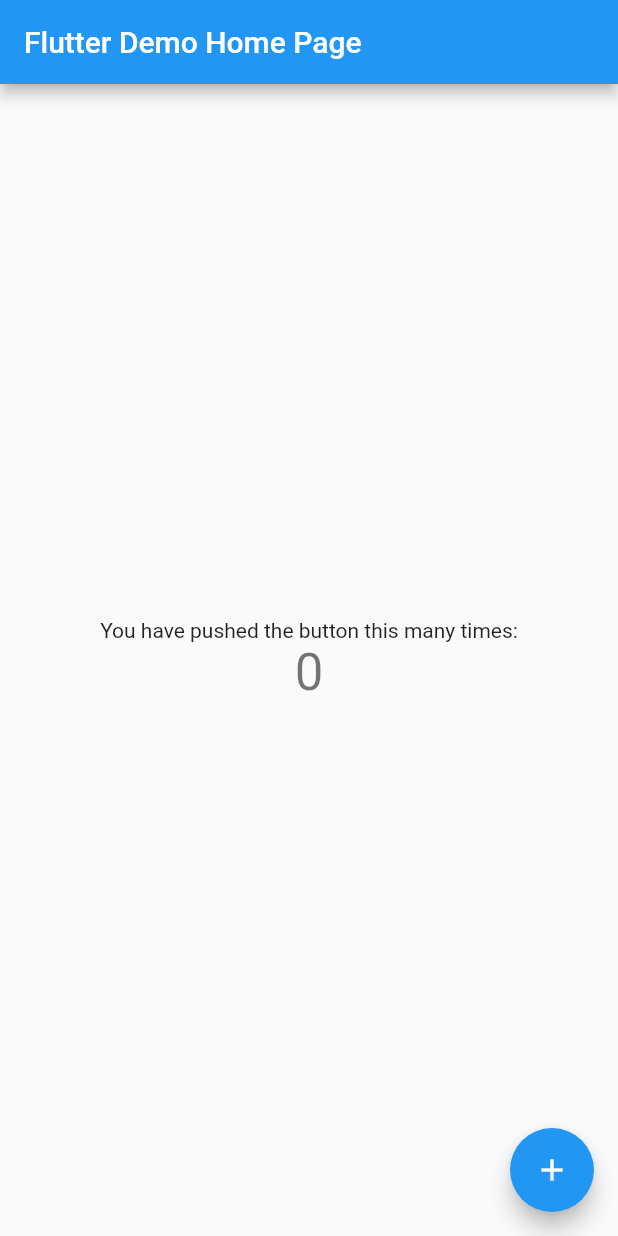
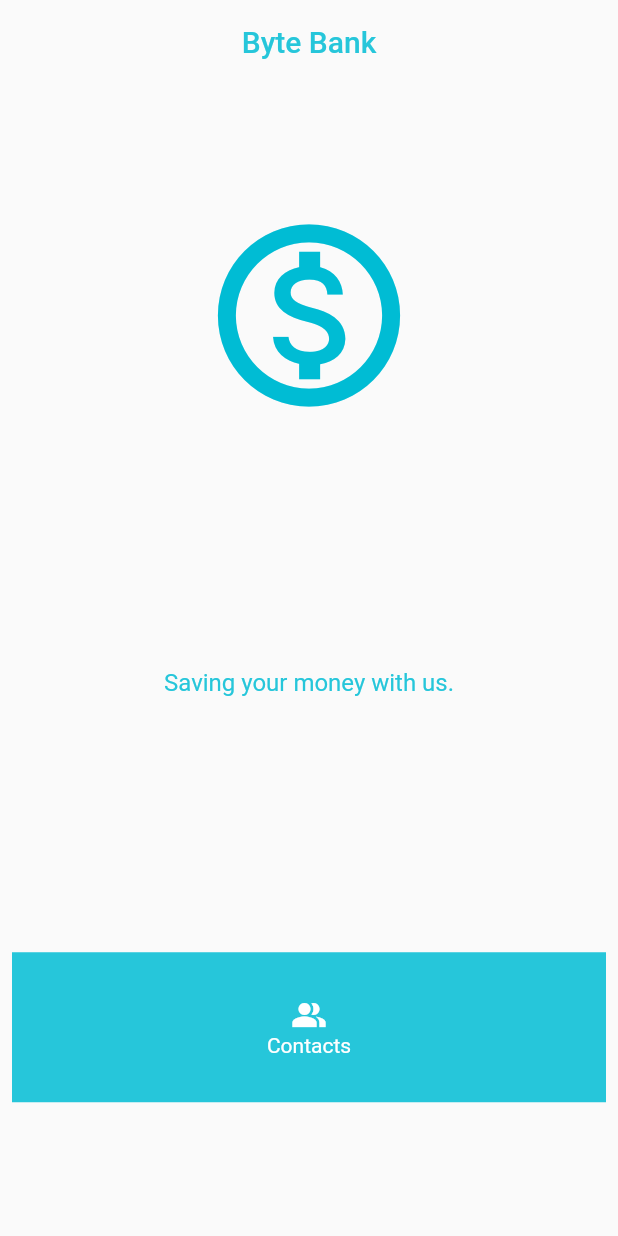
Before and after one commit to JoaquimSilva/estudos_flutter_bytebank, a Flutter app: the screen it shows after launch, on a phone screen of 412 x 824 dp. Run offline on Flutter 3.47's test engine with Material 2 defaults, Android fonts, the phone set to English and light mode, and no system bars; our stand-ins replace sqflite; accounts and stored records are empty.

```diff
--- a/lib/main.dart
+++ b/lib/main.dart
@@ -1,113 +1,38 @@
 import 'package:flutter/material.dart';
 
+import 'screens/dashboard.dart';
+
 void main() {
-  runApp(MyApp());
+  runApp(ByteBankApp());
 }
 
-class MyApp extends StatelessWidget {
-  // This widget is the root of your application.
+class ByteBankApp extends StatefulWidget {
+  @override
+  _ByteBankAppState createState() => _ByteBankAppState();
+}
+
+class _ByteBankAppState extends State<ByteBankApp> {
   @override
   Widget build(BuildContext context) {
     return MaterialApp(
-      title: 'Flutter Demo',
       theme: ThemeData(
-        // This is the theme of your application.
-        //
-        // Try running your application with "flutter run". You'll see the
-        // application has a blue toolbar. Then, without quitting the app, try
-        // changing the primarySwatch below to Colors.green and then invoke
-        // "hot reload" (press "r" in the console where you ran "flutter run",
-        // or simply save your changes to "hot reload" in a Flutter IDE).
-        // Notice that the counter didn't reset back to zero; the application
-        // is not restarted.
-        primarySwatch: Colors.blue,
+        primaryColor: Colors.cyan[400],
+        accentColor: Colors.grey[600],
+        buttonTheme: ButtonThemeData(
+          buttonColor: Colors.cyan[700],
+          textTheme: ButtonTextTheme.primary,
+        ),
       ),
-      home: MyHomePage(title: 'Flutter Demo Home Page'),
+      darkTheme: ThemeData(
+        primaryColor: Colors.yellow[400],
+        accentColor: Colors.white,
+        buttonTheme: ButtonThemeData(
+          buttonColor: Colors.yellow[700],
+          textTheme: ButtonTextTheme.primary,
+        ),
+      ),
+      debugShowCheckedModeBanner: false,
+      home: Dashboard(),
     );
   }
 }
-
-class MyHomePage extends StatefulWidget {
-  MyHomePage({Key key, this.title}) : super(key: key);
-
-  // This widget is the home page of your application. It is stateful, meaning
-  // that it has a State object (defined below) that contains fields that affect
-  // how it looks.
-
-  // This class is the configuration for the state. It holds the values (in this
-  // case the title) provided by the parent (in this case the App widget) and
-  // used by the build method of the State. Fields in a Widget subclass are
-  // always marked "final".
-
-  final String title;
-
-  @override
-  _MyHomePageState createState() => _MyHomePageState();
-}
-
-class _MyHomePageState extends State<MyHomePage> {
-  int _counter = 0;
-
-  void _incrementCounter() {
-    setState(() {
-      // This call to setState tells the Flutter framework that something has
-      // changed in this State, which causes it to rerun the build method below
-      // so that the display can reflect the updated values. If we changed
-      // _counter without calling setState(), then the build method would not be
-      // called again, and so nothing would appear to happen.
-      _counter++;
-    });
-  }
-
-  @override
-  Widget build(BuildContext context) {
-    // This method is rerun every time setState is called, for instance as done
-    // by the _incrementCounter method above.
-    //
-    // The Flutter framework has been optimized to make rerunning build methods
-    // fast, so that you can just rebuild anything that needs updating rather
-    // than having to individually change instances of widgets.
-    return Scaffold(
-      appBar: AppBar(
-        // Here we take the value from the MyHomePage object that was created by
-        // the App.build method, and use it to set our appbar title.
-        title: Text(widget.title),
-      ),
-      body: Center(
-        // Center is a layout widget. It takes a single child and positions it
-        // in the middle of the parent.
-        child: Column(
-          // Column is also a layout widget. It takes a list of children and
-          // arranges them vertically. By default, it sizes itself to fit its
-          // children horizontally, and tries to be as tall as its parent.
-          //
-          // Invoke "debug painting" (press "p" in the console, choose the
-          // "Toggle Debug Paint" action from the Flutter Inspector in Android
-          // Studio, or the "Toggle Debug Paint" command in Visual Studio Code)
-          // to see the wireframe for each widget.
-          //
-          // Column has various properties to control how it sizes itself and
-          // how it positions its children. Here we use mainAxisAlignment to
-          // center the children vertically; the main axis here is the vertical
-          // axis because Columns are vertical (the cross axis would be
-          // horizontal).
-          mainAxisAlignment: MainAxisAlignment.center,
-          children: <Widget>[
-            Text(
-              'You have pushed the button this many times:',
-            ),
-            Text(
-              '$_counter',
-              style: Theme.of(context).textTheme.headline4,
-            ),
-          ],
-        ),
-      ),
-      floatingActionButton: FloatingActionButton(
-        onPressed: _incrementCounter,
-        tooltip: 'Increment',
-        child: Icon(Icons.add),
-      ), // This trailing comma makes auto-formatting nicer for build methods.
-    );
-  }
-}
--- /dev/null
+++ b/lib/screens/dashboard.dart
@@ -0,0 +1,74 @@
+import 'package:estudos_flutter_bytebank/screens/contacts_list.dart';
+import 'package:flutter/material.dart';
+
+class Dashboard extends StatelessWidget {
+  const Dashboard({
+    Key key,
+  }) : super(key: key);
+
+  static const String _name = 'Byte Bank';
+  static const String _contacts = 'Contacts';
+  static const String _mensage = 'Saving your money with us.';
+
+  @override
+  Widget build(BuildContext context) {
+    return Scaffold(
+      appBar: AppBar(
+        elevation: 0,
+        backgroundColor: Colors.transparent,
+        title: Center(
+          child: Text(
+            _name,
+            style: TextStyle(
+              color: Colors.cyan[400],
+            ),
+          ),
+        ),
+      ),
+      body: Column(
+        mainAxisAlignment: MainAxisAlignment.spaceAround,
+        crossAxisAlignment: CrossAxisAlignment.center,
+        children: [
+          Icon(
+            Icons.monetization_on_outlined,
+            color: Colors.cyan,
+            size: 146,
+          ),
+          Text(
+            _mensage,
+            style: TextStyle(
+              fontSize: 16,
+              color: Colors.cyan[400],
+            ),
+          ),
+          Padding(
+            padding: const EdgeInsets.all(8.0),
+            child: Material(
+              color: Theme.of(context).primaryColor,
+              child: InkWell(
+                onTap: () {
+                  Navigator.of(context).push(
+                    MaterialPageRoute(builder: (context) => ContactsList()),
+                  );
+                },
+                child: Center(
+                  child: Container(
+                      height: 100,
+                      width: double.infinity,
+                      child: Column(
+                        mainAxisAlignment: MainAxisAlignment.center,
+                        crossAxisAlignment: CrossAxisAlignment.center,
+                        children: [
+                          Icon(Icons.people_alt, color: Colors.white),
+                          Text(_contacts, style: TextStyle(color: Colors.white))
+                        ],
+                      )),
+                ),
+              ),
+            ),
+          ),
+        ],
+      ),
+    );
+  }
+}
--- a/pubspec.yaml
+++ b/pubspec.yaml
@@ -28,6 +28,8 @@
   # The following adds the Cupertino Icons font to your application.
   # Use with the CupertinoIcons class for iOS style icons.
   cupertino_icons: ^1.0.2
+  sqflite:
+  path:
 
 dev_dependencies:
   flutter_test:
@@ -46,8 +48,8 @@
 
   # To add assets to your application, add an assets section, like this:
   # assets:
-  #   - images/a_dot_burr.jpeg
-  #   - images/a_dot_ham.jpeg
+    # - assets/images/savemoney.jpeg
+
 
   # An image asset can refer to one or more resolution-specific "variants", see
   # https://flutter.dev/assets-and-images/#resolution-aware.
```
Also changed, not shown: lib/databese/app_databese.dart (added, +18 -0 lines), lib/databese/dao/contact_dao.dart (added, +49 -0 lines), lib/models/contact.dart (added, +16 -0 lines), lib/screens/contacts_form.dart (added, +85 -0 lines), lib/screens/contacts_list.dart (added, +117 -0 lines), pubspec.lock, 1 other file.
